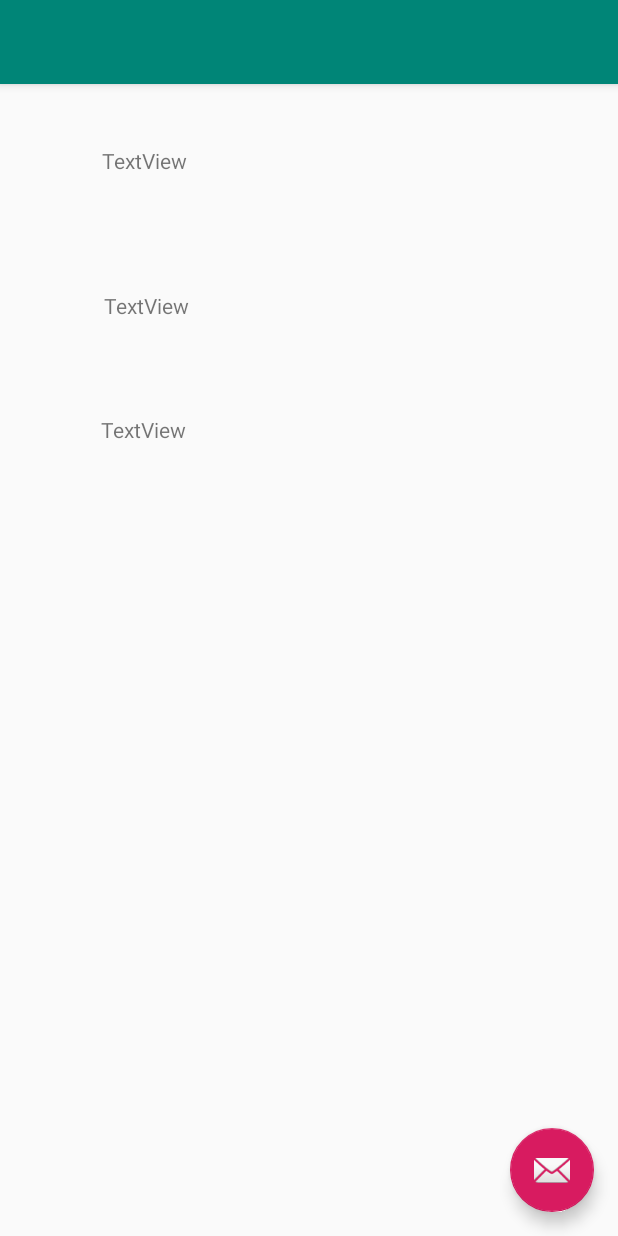
After one commit to Nuno837/CMU_TP, an Android app: the layout activity_detailed_info.xml on its own in the app's theme, with its tools: preview values and no code run, on a phone screen of 412 x 824 dp. The commit adds this screen. Run offline under Robolectric (Android 15) with nearby library versions, the phone set to English and light mode, and no system bars.

```diff
--- /dev/null
+++ b/app/src/main/res/layout/activity_detailed_info.xml
@@ -0,0 +1,33 @@
+<?xml version="1.0" encoding="utf-8"?>
+<android.support.design.widget.CoordinatorLayout xmlns:android="http://schemas.android.com/apk/res/android"
+    xmlns:app="http://schemas.android.com/apk/res-auto"
+    xmlns:tools="http://schemas.android.com/tools"
+    android:layout_width="match_parent"
+    android:layout_height="match_parent"
+    tools:context=".DetailedInfo">
+
+    <android.support.design.widget.AppBarLayout
+        android:layout_width="match_parent"
+        android:layout_height="wrap_content"
+        android:theme="@style/AppTheme.AppBarOverlay">
+
+        <android.support.v7.widget.Toolbar
+            android:id="@+id/toolbar"
+            android:layout_width="match_parent"
+            android:layout_height="?attr/actionBarSize"
+            android:background="?attr/colorPrimary"
+            app:popupTheme="@style/AppTheme.PopupOverlay" />
+
+    </android.support.design.widget.AppBarLayout>
+
+    <include layout="@layout/content_detailed_info" />
+
+    <android.support.design.widget.FloatingActionButton
+        android:id="@+id/fab"
+        android:layout_width="wrap_content"
+        android:layout_height="wrap_content"
+        android:layout_gravity="bottom|end"
+        android:layout_margin="@dimen/fab_margin"
+        app:srcCompat="@android:drawable/ic_dialog_email" />
+
+</android.support.design.widget.CoordinatorLayout>
--- /dev/null
+++ b/app/src/main/res/layout/content_detailed_info.xml
@@ -0,0 +1,64 @@
+<?xml version="1.0" encoding="utf-8"?>
+<android.support.constraint.ConstraintLayout xmlns:android="http://schemas.android.com/apk/res/android"
+    xmlns:app="http://schemas.android.com/apk/res-auto"
+    xmlns:tools="http://schemas.android.com/tools"
+    android:layout_width="match_parent"
+    android:layout_height="match_parent"
+    app:layout_behavior="@string/appbar_scrolling_view_behavior"
+    tools:context=".DetailedInfo"
+    tools:showIn="@layout/activity_detailed_info">
+
+    <TextView
+        android:id="@+id/showNome"
+        android:layout_width="207dp"
+        android:layout_height="33dp"
+        android:layout_marginStart="69dp"
+        android:layout_marginLeft="69dp"
+        android:layout_marginTop="41dp"
+        android:layout_marginEnd="160dp"
+        android:layout_marginRight="160dp"
+        android:layout_marginBottom="615dp"
+        android:text="TextView"
+        app:layout_constraintBottom_toBottomOf="parent"
+        app:layout_constraintEnd_toEndOf="parent"
+        app:layout_constraintHorizontal_bias="0.078"
+        app:layout_constraintStart_toStartOf="parent"
+        app:layout_constraintTop_toTopOf="parent"
+        app:layout_constraintVertical_bias="0.0" />
+
+    <TextView
+        android:id="@+id/showMorada"
+        android:layout_width="205dp"
+        android:layout_height="31dp"
+        android:layout_marginStart="8dp"
+        android:layout_marginLeft="8dp"
+        android:layout_marginTop="8dp"
+        android:layout_marginEnd="8dp"
+        android:layout_marginRight="8dp"
+        android:layout_marginBottom="8dp"
+        android:text="TextView"
+        app:layout_constraintBottom_toBottomOf="parent"
+        app:layout_constraintEnd_toEndOf="parent"
+        app:layout_constraintHorizontal_bias="0.321"
+        app:layout_constraintStart_toStartOf="parent"
+        app:layout_constraintTop_toBottomOf="@+id/showNome"
+        app:layout_constraintVertical_bias="0.086" />
+
+    <TextView
+        android:id="@+id/showCidade"
+        android:layout_width="205dp"
+        android:layout_height="38dp"
+        android:layout_marginStart="8dp"
+        android:layout_marginLeft="8dp"
+        android:layout_marginTop="8dp"
+        android:layout_marginEnd="8dp"
+        android:layout_marginRight="8dp"
+        android:layout_marginBottom="8dp"
+        android:text="TextView"
+        app:layout_constraintBottom_toBottomOf="parent"
+        app:layout_constraintEnd_toEndOf="parent"
+        app:layout_constraintHorizontal_bias="0.31"
+        app:layout_constraintStart_toStartOf="parent"
+        app:layout_constraintTop_toBottomOf="@+id/showMorada"
+        app:layout_constraintVertical_bias="0.079" />
+</android.support.constraint.ConstraintLayout>
--- a/app/src/main/res/values/strings.xml
+++ b/app/src/main/res/values/strings.xml
@@ -3,4 +3,5 @@
     <string name="title_activity_second">SecondActivity</string>
     <string name="title_activity_sign_in">SignInActivity</string>
     <string name="title_activity_maps">Map</string>
+    <string name="title_activity_detailed_info">DetailedInfo</string>
 </resources>
```
Also changed, not shown: app/src/main/AndroidManifest.xml (+7 -3 lines), app/src/main/java/pt/ipp/estg/cmu_tp/Adapters/Adapter_Posto.java (added, +87 -0 lines), app/src/main/java/pt/ipp/estg/cmu_tp/DetailedInfo.java (added, +37 -0 lines), app/src/main/java/pt/ipp/estg/cmu_tp/Detailed_Info.java (added, +32 -0 lines), app/src/main/java/pt/ipp/estg/cmu_tp/POI_info.java (added, +74 -0 lines), app/src/main/java/pt/ipp/estg/cmu_tp/UserActivity.java (+11 -0 lines), app/src/main/res/layout/activity_detailed__info.xml (added, +29 -0 lines), app/src/main/res/layout/activity_poi_info.xml (added, +17 -0 lines), app/src/main/res/layout/activity_user.xml (+18 -0 lines), app/src/main/res/layout/info_poi.xml (added, +29 -0 lines).
